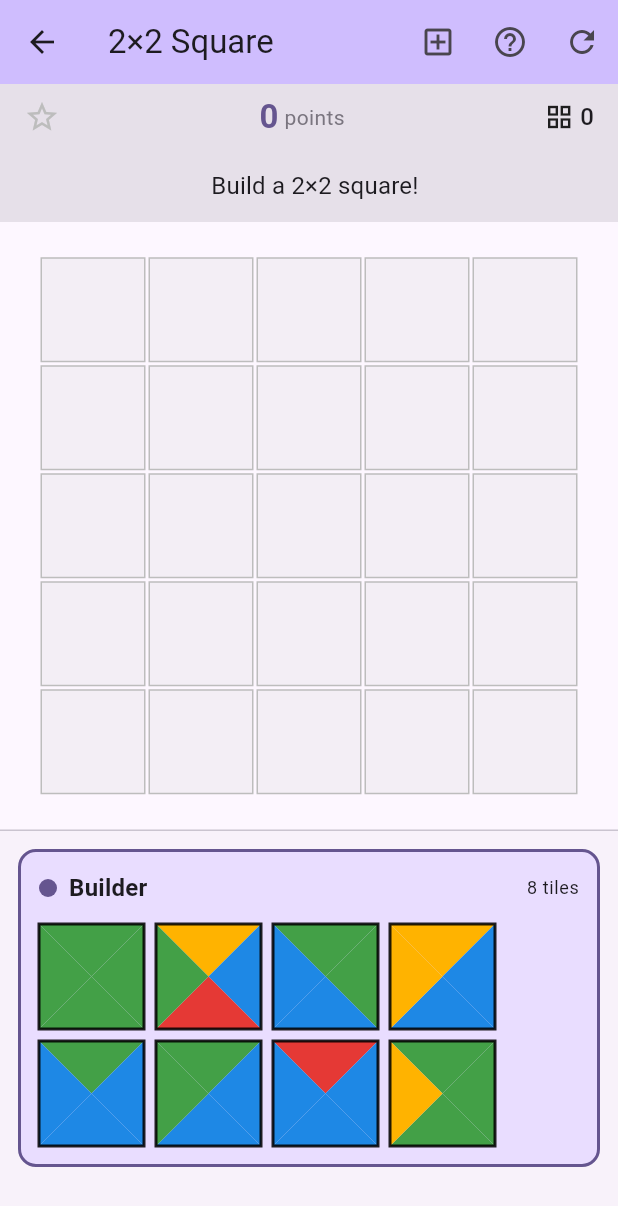
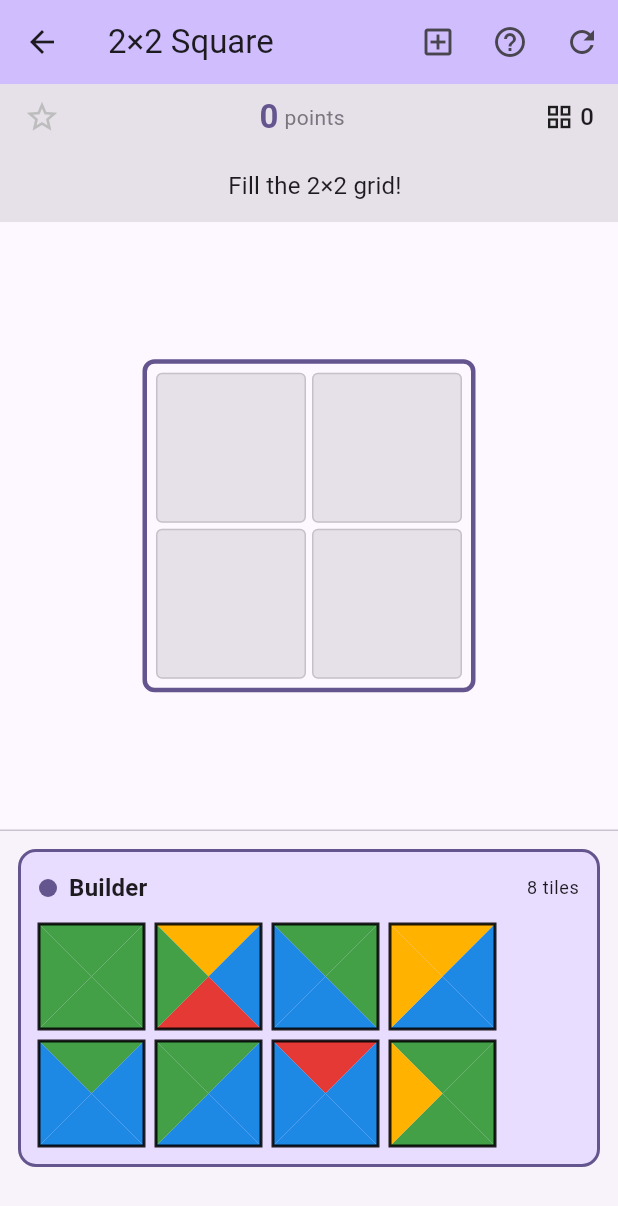
Before and after one commit to Balinti/carpet_game, a Flutter app: the screen it shows after launch, after a tap on "2×2 Square", on a phone screen of 412 x 824 dp. Shown: the top 1206 px of the screen. Run offline on Flutter 3.47's test engine with Material 3 defaults, Android fonts, the phone set to English and light mode, and no system bars; our stand-ins replace shared_preferences.

Commit message:
Fix square modes: Show distinct fixed grids for 2x2, 3x3, 4x4
- Add targetGridSize property to GameState
- 2x2 mode shows a 2x2 grid (4 slots)
- 3x3 mode shows a 3x3 grid (9 slots)
- 4x4 mode shows a 4x4 grid (16 slots)
- Each mode now has a visually distinct, fixed-size grid
- Tiles can be placed anywhere in the target grid
- Win condition: fill all slots in the grid

```diff
--- a/lib/game/game_state.dart
+++ b/lib/game/game_state.dart
@@ -19,6 +19,9 @@ class GameState extends ChangeNotifier {
   PlacementResult? _lastPlacementResult;
   List<CarpetTile> _tilePool; // For free play mode
   int _nextTileId;
+
+  // Target grid size for square modes (0 = no fixed grid)
+  int _targetGridSize = 0;
 
   // Board boundaries (dynamic, expands as tiles are placed)
   int _minRow = 0;
@@ -59,6 +62,7 @@ class GameState extends ChangeNotifier {
   int get maxRow => _maxRow;
   int get minCol => _minCol;
   int get maxCol => _maxCol;
+  int get targetGridSize => _targetGridSize;
 
   /// Get the current player's score (or team score for cooperative).
   ScoreSystem get currentScore {
@@ -168,6 +172,7 @@ class GameState extends ChangeNotifier {
       (i) => Player(id: 'player_$i', name: 'Builder'),
     );
     final state = GameState(mode: GameMode.square2x2, players: players);
+    state._targetGridSize = 2;
     for (final player in players) {
       for (int i = 0; i < 8; i++) {
         player.addTile(CarpetTile.generateRandom('tile_${state._nextTileId++}'));
@@ -175,7 +180,7 @@ class GameState extends ChangeNotifier {
     }
     state._refillTilePool();
     state._updatePositions();
-    state._message = 'Build a 2×2 square!';
+    state._message = 'Fill the 2×2 grid!';
     return state;
   }
 
@@ -186,6 +191,7 @@ class GameState extends ChangeNotifier {
       (i) => Player(id: 'player_$i', name: 'Builder'),
     );
     final state = GameState(mode: GameMode.square3x3, players: players);
+    state._targetGridSize = 3;
     for (final player in players) {
       for (int i = 0; i < 12; i++) {
         player.addTile(CarpetTile.generateRandom('tile_${state._nextTileId++}'));
@@ -193,7 +199,7 @@ class GameState extends ChangeNotifier {
     }
     state._refillTilePool();
     state._updatePositions();
-    state._message = 'Build a 3×3 square!';
+    state._message = 'Fill the 3×3 grid!';
     return state;
   }
 
@@ -204,6 +210,7 @@ class GameState extends ChangeNotifier {
       (i) => Player(id: 'player_$i', name: 'Builder'),
     );
     final state = GameState(mode: GameMode.square4x4, players: players);
+    state._targetGridSize = 4;
     for (final player in players) {
       for (int i = 0; i < 20; i++) {
         player.addTile(CarpetTile.generateRandom('tile_${state._nextTileId++}'));
@@ -211,7 +218,7 @@ class GameState extends ChangeNotifier {
     }
     state._refillTilePool();
     state._updatePositions();
-    state._message = 'Build a 4×4 square!';
+    state._message = 'Fill the 4×4 grid!';
     return state;
   }
 
@@ -355,8 +362,14 @@ class GameState extends ChangeNotifier {
   bool canPlaceTile(CarpetTile tile, BoardPosition position) {
     if (board.containsKey(position)) return false;
 
-    // Free play, guided learning, and square modes allow any adjacent placement
-    if (mode == GameMode.freePlay || mode == GameMode.guidedLearning || mode.isSquareMode) {
+    // Fixed grid modes allow placing anywhere in the grid
+    if (_targetGridSize > 0) {
+      return position.row >= 0 && position.row < _targetGridSize &&
+             position.col >= 0 && position.col < _targetGridSize;
+    }
+
+    // Free play and guided learning allow any adjacent placement
+    if (mode == GameMode.freePlay || mode == GameMode.guidedLearning) {
       if (board.isEmpty) return true;
       return position.neighbors.any((n) => board.containsKey(n));
     }
@@ -367,6 +380,20 @@ class GameState extends ChangeNotifier {
 
   /// Get all valid positions for a tile.
   List<BoardPosition> getValidPositions(CarpetTile tile) {
+    // Fixed grid modes - return all empty positions in the grid
+    if (_targetGridSize > 0) {
+      final positions = <BoardPosition>[];
+      for (int row = 0; row < _targetGridSize; row++) {
+        for (int col = 0; col < _targetGridSize; col++) {
+          final pos = BoardPosition(row, col);
+          if (!board.containsKey(pos)) {
+            positions.add(pos);
+          }
+        }
+      }
+      return positions;
+    }
+
     if (board.isEmpty) {
       return [const BoardPosition(0, 0)];
     }
@@ -572,13 +599,11 @@ class GameState extends ChangeNotifier {
     final tilesPlaced = board.length;
     final tilesNeeded = target - tilesPlaced;
 
-    if (tilesNeeded <= 0 && _isSquare(size)) {
+    if (tilesNeeded <= 0) {
       _gameOver = true;
-      _message = '🎉 You built a $size×$size square!';
-    } else if (tilesNeeded > 0) {
-      _message = 'Place $tilesNeeded more tile${tilesNeeded == 1 ? '' : 's'}!';
+      _message = '🎉 You filled the $size×$size grid!';
     } else {
-      _message = 'Arrange into a $size×$size square!';
+      _message = '$tilesNeeded more tile${tilesNeeded == 1 ? '' : 's'} to go!';
     }
 
     if (currentPlayer.hand.length < 4) {
--- a/lib/widgets/game_board.dart
+++ b/lib/widgets/game_board.dart
@@ -21,6 +21,12 @@ class GameBoard extends StatelessWidget {
 
   @override
   Widget build(BuildContext context) {
+    // For square modes with fixed grid, show only the target grid
+    final gridSize = gameState.targetGridSize;
+    if (gridSize > 0) {
+      return _buildFixedGrid(context, gridSize);
+    }
+
     // Calculate visible board area with padding
     final minRow = gameState.minRow - 1;
     final maxRow = gameState.maxRow + 1;
@@ -80,6 +86,95 @@ class GameBoard extends StatelessWidget {
     );
   }
 
+  Widget _buildFixedGrid(BuildContext context, int gridSize) {
+    // Calculate tile size to fit the grid nicely on screen
+    final screenWidth = MediaQuery.of(context).size.width;
+    final screenHeight = MediaQuery.of(context).size.height;
+    final availableSize = (screenWidth < screenHeight ? screenWidth : screenHeight) * 0.7;
+    final calculatedTileSize = (availableSize / gridSize).clamp(60.0, 100.0);
+
+    return Center(
+      child: Container(
+        padding: const EdgeInsets.all(16),
+        child: Container(
+          decoration: BoxDecoration(
+            border: Border.all(
+              color: Theme.of(context).colorScheme.primary,
+              width: 3,
+            ),
+            borderRadius: BorderRadius.circular(8),
+          ),
+          padding: const EdgeInsets.all(4),
+          child: Column(
+            mainAxisSize: MainAxisSize.min,
+            children: List.generate(gridSize, (row) {
+              return Row(
+                mainAxisSize: MainAxisSize.min,
+                children: List.generate(gridSize, (col) {
+                  final position = BoardPosition(row, col);
+                  final tile = gameState.board[position];
+
+                  if (tile != null) {
+                    return Padding(
+                      padding: const EdgeInsets.all(2),
+                      child: TileWidget(
+                        tile: tile,
+                        size: calculatedTileSize,
+                      ),
+                    );
+                  } else {
+                    return Padding(
+                      padding: const EdgeInsets.all(2),
+                      child: _buildFixedGridSlot(context, position, calculatedTileSize),
+                    );
+                  }
+                }),
+              );
+            }),
+          ),
+        ),
+      ),
+    );
+  }
+
+  Widget _buildFixedGridSlot(BuildContext context, BoardPosition position, double slotSize) {
+    return GestureDetector(
+      onTap: gameState.selectedTile != null ? () => onPositionTap?.call(position) : null,
+      child: DragTarget<CarpetTile>(
+        onWillAcceptWithDetails: (details) => true,
+        onAcceptWithDetails: (details) {
+          onPositionTap?.call(position);
+        },
+        builder: (context, candidateData, rejectedData) {
+          final isHovering = candidateData.isNotEmpty;
+          return Container(
+            width: slotSize,
+            height: slotSize,
+            decoration: BoxDecoration(
+              color: isHovering
+                  ? Theme.of(context).colorScheme.primaryContainer
+                  : Theme.of(context).colorScheme.surfaceContainerHighest,
+              border: Border.all(
+                color: gameState.selectedTile != null
+                    ? Theme.of(context).colorScheme.primary
+                    : Theme.of(context).colorScheme.outline.withOpacity(0.3),
+                width: gameState.selectedTile != null ? 2 : 1,
+              ),
+              borderRadius: BorderRadius.circular(4),
+            ),
+            child: gameState.selectedTile != null
+                ? Icon(
+                    Icons.add,
+                    color: Theme.of(context).colorScheme.primary,
+                    size: slotSize * 0.4,
+                  )
+                : null,
+          );
+        },
+      ),
+    );
+  }
+
   Widget _buildDropTarget(
     BuildContext context,
     BoardPosition position,
```
